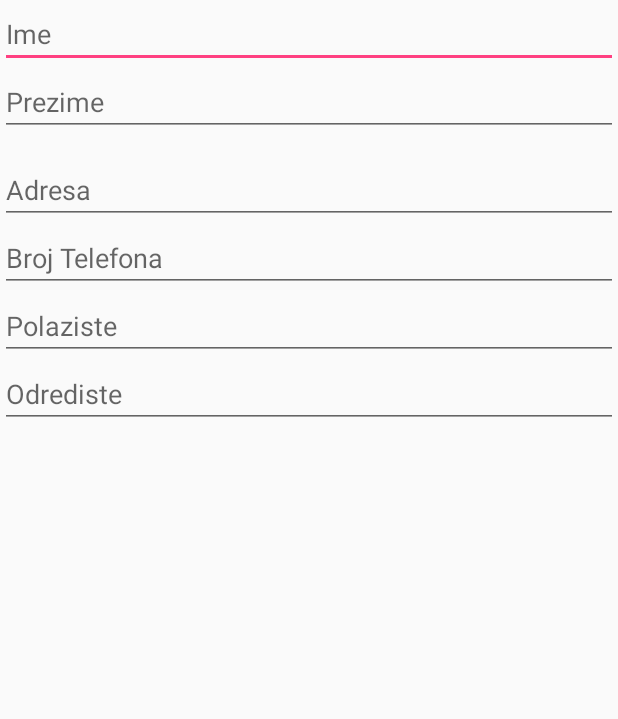
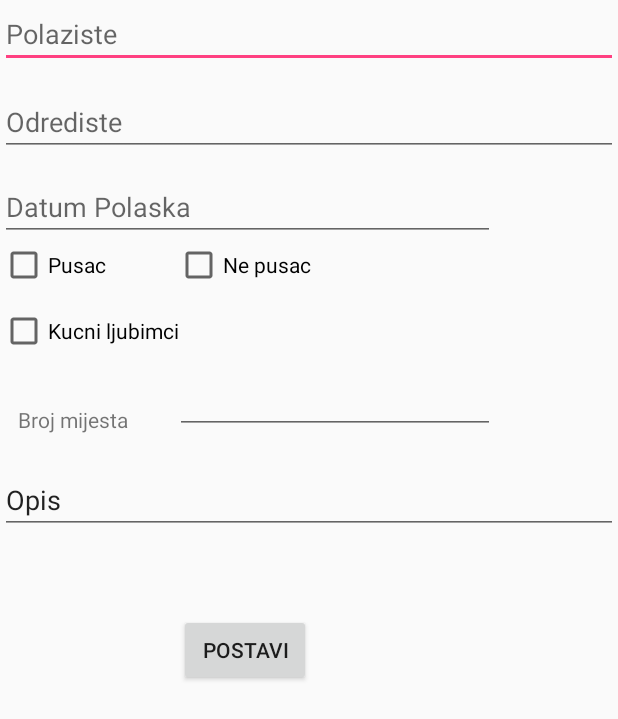
Before and after one commit to demir005/CarSharing, an Android app: the layout trip.xml on its own in the app's theme, with its tools: preview values and no code run, on a phone screen of 412 x 824 dp. Shown: the top 719 px of the screen. Run offline under Robolectric (Android 15) with nearby library versions, the phone set to English and light mode, and no system bars.

Commit message:
Trip View

```diff
--- a/app/src/main/res/layout/trip.xml
+++ b/app/src/main/res/layout/trip.xml
@@ -9,36 +9,9 @@
         android:layout_height="wrap_content"
         android:inputType="textPersonName"
         android:ems="10"
+        android:id="@+id/et_polaziste"
+        android:hint="Polaziste"
         android:layout_alignParentTop="true"
-        android:layout_alignParentLeft="true"
-        android:layout_alignParentStart="true"
-        android:id="@+id/et_ime"
-        android:layout_alignParentRight="true"
-        android:layout_alignParentEnd="true"
-        android:hint="Ime" />
-
-    <EditText
-        android:layout_width="wrap_content"
-        android:layout_height="wrap_content"
-        android:inputType="textPersonName"
-        android:ems="10"
-        android:layout_marginTop="13dp"
-        android:id="@+id/tv_adresa"
-        android:hint="Adresa"
-        android:layout_below="@+id/tv_prezime"
-        android:layout_alignParentLeft="true"
-        android:layout_alignParentStart="true"
-        android:layout_alignParentRight="true"
-        android:layout_alignParentEnd="true" />
-
-    <EditText
-        android:layout_width="wrap_content"
-        android:layout_height="wrap_content"
-        android:inputType="textPersonName"
-        android:hint="Odrediste"
-        android:ems="10"
-        android:id="@+id/editText10"
-        android:layout_below="@+id/tv_polaziste"
         android:layout_alignParentLeft="true"
         android:layout_alignParentStart="true"
         android:layout_alignParentRight="true"
@@ -49,37 +22,104 @@
         android:layout_height="wrap_content"
         android:inputType="textPersonName"
         android:ems="10"
-        android:id="@+id/tv_brojTelefona"
-        android:hint="Broj Telefona"
-        android:layout_below="@+id/tv_adresa"
+        android:id="@+id/et_Odrediste"
+        android:hint="Odrediste"
+
+
+
+        android:layout_marginTop="13dp"
+        android:layout_below="@+id/et_polaziste"
         android:layout_alignParentLeft="true"
         android:layout_alignParentStart="true"
+        android:layout_alignParentRight="true"
+        android:layout_alignParentEnd="true" />
+
+    <TextView
+        android:text="Broj mijesta"
+        android:layout_width="wrap_content"
+        android:layout_height="wrap_content"
+        android:layout_marginTop="33dp"
+        android:id="@+id/textView13"
+        android:layout_below="@+id/checkBox3"
+        android:layout_alignParentLeft="true"
+        android:layout_alignParentStart="true"
+        android:layout_marginLeft="12dp"
+        android:layout_marginStart="12dp" />
+
+    <EditText
+        android:layout_width="wrap_content"
+        android:layout_height="wrap_content"
+        android:inputType="textPersonName"
+        android:ems="10"
+        android:id="@+id/editText19"
+        android:layout_alignBottom="@+id/textView13"
+        android:layout_alignLeft="@+id/checkBox2"
+        android:layout_alignStart="@+id/checkBox2" />
+
+    <CheckBox
+        android:text="Pusac"
+        android:layout_width="wrap_content"
+        android:layout_height="wrap_content"
+        android:id="@+id/checkBox"
+        android:layout_below="@+id/et_datum"
+        android:layout_alignParentLeft="true"
+        android:layout_alignParentStart="true" />
+
+    <CheckBox
+        android:text="Ne pusac"
+        android:layout_width="wrap_content"
+        android:layout_height="wrap_content"
+        android:id="@+id/checkBox2"
+        android:layout_below="@+id/et_datum"
+        android:layout_alignRight="@+id/button"
+        android:layout_alignEnd="@+id/button" />
+
+    <CheckBox
+        android:text="Kucni ljubimci"
+        android:layout_width="wrap_content"
+        android:layout_height="wrap_content"
+        android:layout_marginTop="12dp"
+        android:id="@+id/checkBox3"
+        android:layout_below="@+id/checkBox"
+        android:layout_alignParentLeft="true"
+        android:layout_alignParentStart="true" />
+
+    <EditText
+        android:layout_width="wrap_content"
+        android:layout_height="wrap_content"
+        android:inputType="textPersonName"
+        android:text="Opis"
+        android:ems="10"
+        android:layout_below="@+id/textView13"
+        android:layout_alignParentLeft="true"
+        android:layout_alignParentStart="true"
+        android:layout_marginTop="21dp"
+        android:id="@+id/editText20"
         android:layout_alignParentRight="true"
         android:layout_alignParentEnd="true" />
 
     <EditText
         android:layout_width="wrap_content"
         android:layout_height="wrap_content"
-        android:inputType="textPersonName"
+        android:inputType="date"
         android:ems="10"
-        android:id="@+id/tv_prezime"
-        android:hint="Prezime"
-        android:layout_below="@+id/et_ime"
+        android:layout_marginTop="11dp"
+        android:id="@+id/et_datum"
+        android:hint="Datum Polaska"
+        android:layout_below="@+id/et_Odrediste"
         android:layout_alignParentLeft="true"
         android:layout_alignParentStart="true"
-        android:layout_alignParentRight="true"
-        android:layout_alignParentEnd="true" />
+        android:layout_alignRight="@+id/editText19"
+        android:layout_alignEnd="@+id/editText19" />
 
-    <EditText
+    <Button
+        android:text="Postavi"
         android:layout_width="wrap_content"
         android:layout_height="wrap_content"
-        android:inputType="textPersonName"
-        android:ems="10"
-        android:id="@+id/tv_polaziste"
-        android:hint="Polaziste"
-        android:layout_below="@+id/tv_brojTelefona"
-        android:layout_alignParentLeft="true"
-        android:layout_alignParentStart="true"
-        android:layout_alignParentRight="true"
-        android:layout_alignParentEnd="true" />
+        android:id="@+id/button"
+        android:layout_below="@+id/editText20"
+        android:layout_toRightOf="@+id/checkBox3"
+        android:layout_toEndOf="@+id/checkBox3"
+        android:layout_marginTop="53dp" />
+
 </RelativeLayout>
```
